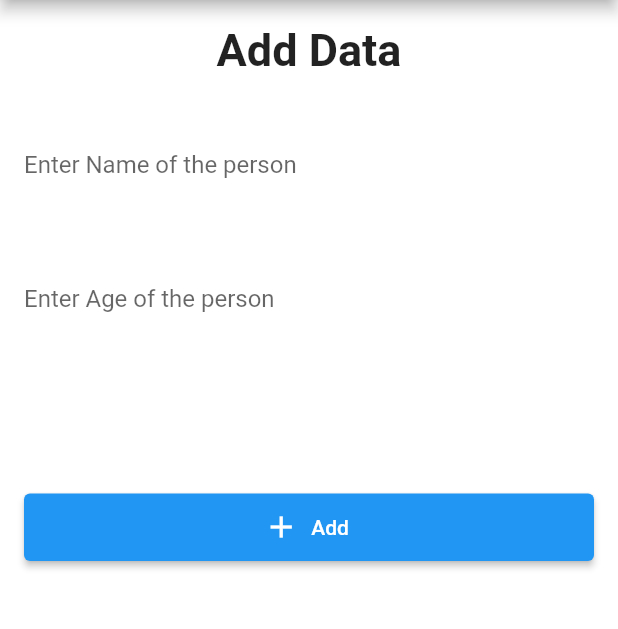
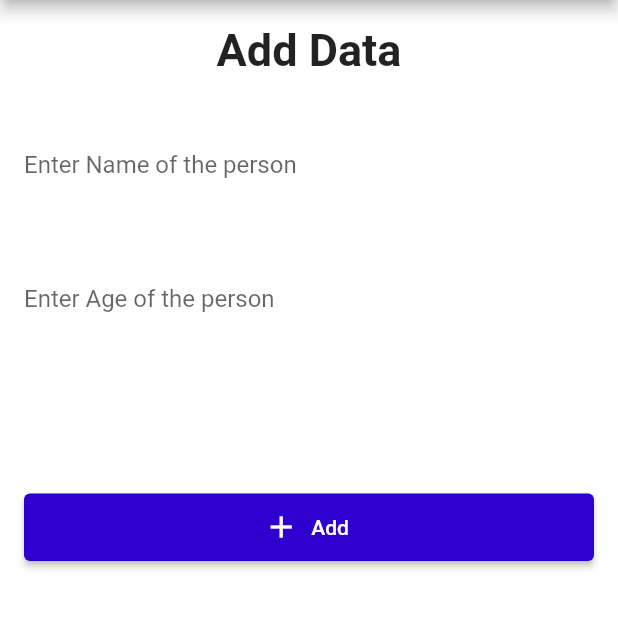
Before and after one commit to tejastamkar/crud-Flutter, a Flutter app: the Additem screen opened directly, on a phone screen of 412 x 824 dp, the part 84-713 px from its top. Run offline on Flutter 3.47's test engine with Material 2 defaults, Android fonts, the phone set to English and light mode, and no system bars; our stand-ins replace cloud_firestore, firebase_core, fluttertoast; accounts and stored records are empty.

Commit message:
fix btn color

```diff
--- a/lib/additem.dart
+++ b/lib/additem.dart
@@ -64,6 +64,9 @@ class _AdditemState extends State<Additem> {
               height: 45,
               width: MediaQuery.of(context).size.width,
               child: ElevatedButton.icon(
+                style: ButtonStyle(
+                    backgroundColor: MaterialStateProperty.all(
+                        Color.fromARGB(255, 45, 0, 207))),
                 onPressed: () {
                   FirebaseFirestore.instance
                       .collection('People')
--- a/lib/updateitem.dart
+++ b/lib/updateitem.dart
@@ -65,6 +65,9 @@ class _UpdateitemsState extends State<Updateitems> {
               height: 45,
               width: MediaQuery.of(context).size.width,
               child: ElevatedButton.icon(
+                style: ButtonStyle(
+                    backgroundColor: MaterialStateProperty.all(
+                        Color.fromARGB(255, 45, 0, 207))),
                 onPressed: () async {
                   await FirebaseFirestore.instance
                       .runTransaction((Transaction myTransaction) async {
```
